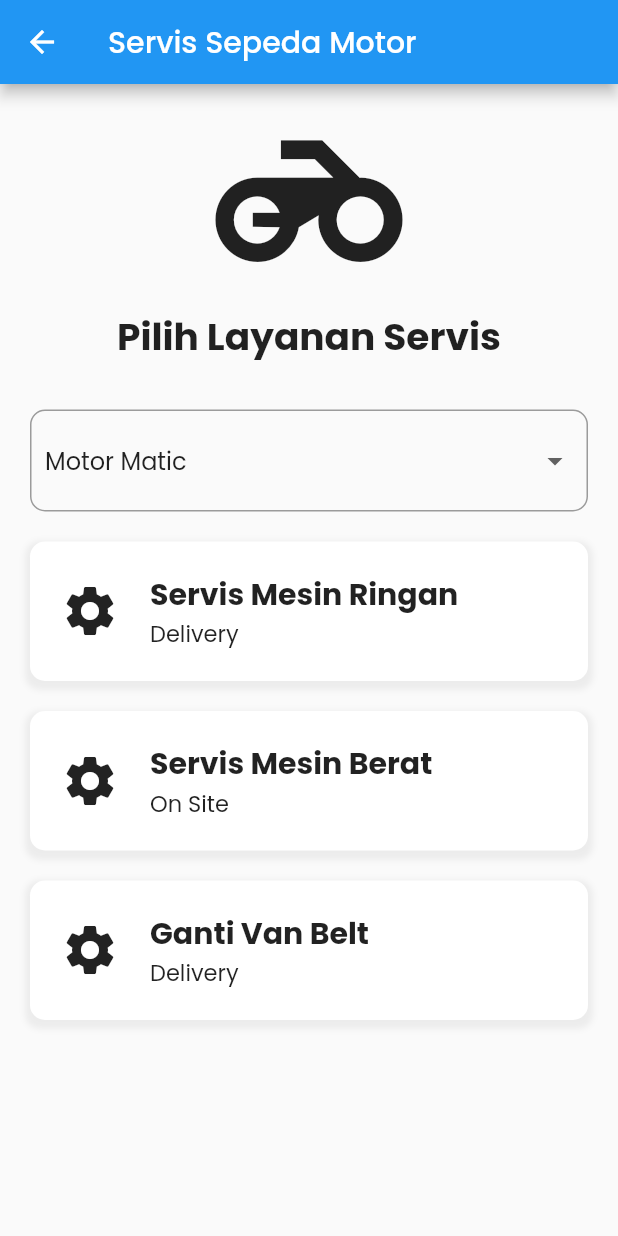
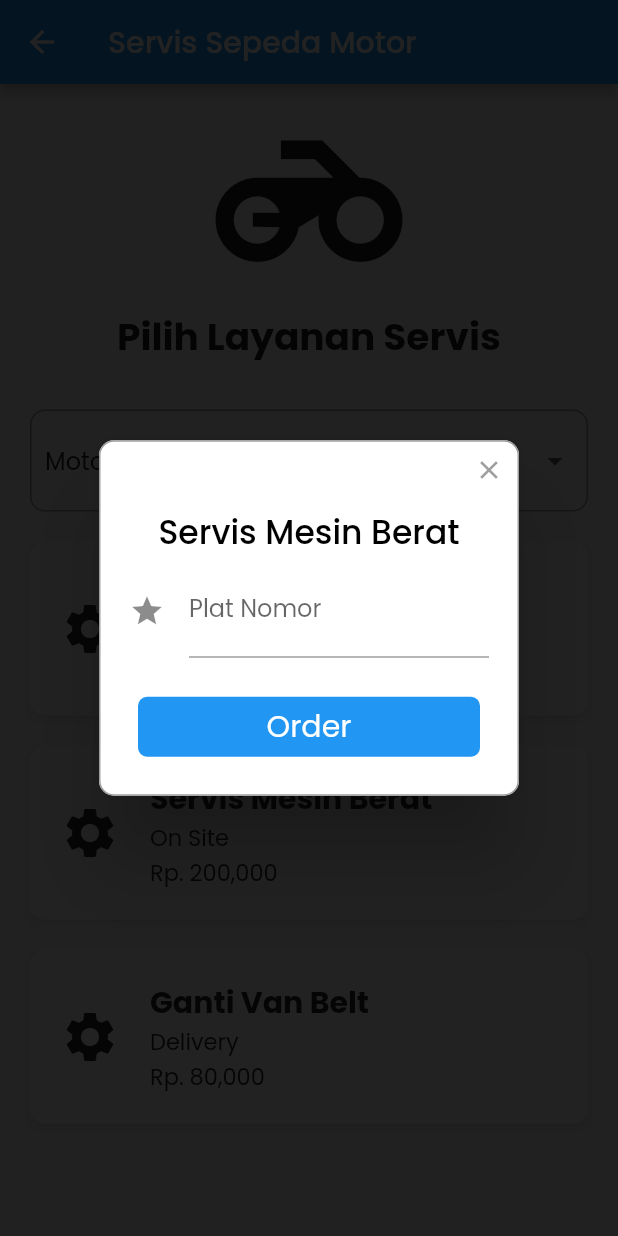
Before and after one commit to davidmahbubi/bengkol-app, a Flutter app: the MotorcycleService screen opened directly, after a tap on "Servis Mesin Berat", on a phone screen of 412 x 824 dp. Run offline on Flutter 3.47's test engine with Material 2 defaults, Android fonts, the phone set to English and light mode, and no system bars; drawn by our look-alikes of rflutter_alert; our stand-ins replace flutter_svg, font_awesome_flutter, get_it, get_storage; accounts and stored records are empty.

Commit message:
Added form inside of service

```diff
--- a/lib/src/pages/services/motorcycle_service.dart
+++ b/lib/src/pages/services/motorcycle_service.dart
@@ -1,5 +1,6 @@
 import 'package:flutter/material.dart';
 import 'package:font_awesome_flutter/font_awesome_flutter.dart';
+import 'package:rflutter_alert/rflutter_alert.dart';
 
 class MotorcycleService extends StatefulWidget {
   @override
@@ -75,7 +76,30 @@ class MotorcycleServiceState extends State<MotorcycleService> {
                           margin: EdgeInsets.only(top: 20),
                           child: InkWell(
                               onTap: () {
-                                print('Hello world');
+                                Alert(
+                                    context: context,
+                                    title: "Servis Mesin Ringan",
+                                    content: Column(
+                                      children: <Widget>[
+                                        TextField(
+                                          decoration: InputDecoration(
+                                            icon: Icon(Icons.star),
+                                            labelText: 'Plat Nomor',
+                                          ),
+                                        ),
+                                      ],
+                                    ),
+                                    buttons: [
+                                      DialogButton(
+                                        onPressed: () => Navigator.pop(context),
+                                        child: Text(
+                                          "Order",
+                                          style: TextStyle(
+                                              color: Colors.white,
+                                              fontSize: 20),
+                                        ),
+                                      )
+                                    ]).show();
                               },
                               child: Row(
                                 children: [
@@ -108,6 +132,15 @@ class MotorcycleServiceState extends State<MotorcycleService> {
                                                       TextStyle(fontSize: 15)),
                                             ),
                                           ),
+                                          Container(
+                                            child: Align(
+                                              alignment: Alignment.centerLeft,
+                                              child: Text(
+                                                'Rp. 50,000',
+                                                style: TextStyle(fontSize: 15),
+                                              ),
+                                            ),
+                                          )
                                         ],
                                       ))
                                 ],
@@ -127,7 +160,30 @@ class MotorcycleServiceState extends State<MotorcycleService> {
                           margin: EdgeInsets.only(top: 20),
                           child: InkWell(
                               onTap: () {
-                                print('Hello world');
+                                Alert(
+                                    context: context,
+                                    title: "Servis Mesin Berat",
+                                    content: Column(
+                                      children: <Widget>[
+                                        TextField(
+                                          decoration: InputDecoration(
+                                            icon: Icon(Icons.star),
+                                            labelText: 'Plat Nomor',
+                                          ),
+                                        ),
+                                      ],
+                                    ),
+                                    buttons: [
+                                      DialogButton(
+                                        onPressed: () => Navigator.pop(context),
+                                        child: Text(
+                                          "Order",
+                                          style: TextStyle(
+                                              color: Colors.white,
+                                              fontSize: 20),
+                                        ),
+                                      )
+                                    ]).show();
                               },
                               child: Row(
                                 children: [
@@ -155,9 +211,19 @@ class MotorcycleServiceState extends State<MotorcycleService> {
                                           Container(
                                             child: Align(
                                               alignment: Alignment.centerLeft,
-                                              child: Text('On Site',
-                                                  style:
-                                                      TextStyle(fontSize: 15)),
+                                              child: Text(
+                                                'On Site',
+                                                style: TextStyle(fontSize: 15),
+                                              ),
+                                            ),
+                                          ),
+                                          Container(
+                                            child: Align(
+                                              alignment: Alignment.centerLeft,
+                                              child: Text(
+                                                'Rp. 200,000',
+                                                style: TextStyle(fontSize: 15),
+                                              ),
                                             ),
                                           ),
                                         ],
@@ -179,7 +245,30 @@ class MotorcycleServiceState extends State<MotorcycleService> {
                           margin: EdgeInsets.only(top: 20),
                           child: InkWell(
                               onTap: () {
-                                print('Hello world');
+                                Alert(
+                                    context: context,
+                                    title: "Gnati Van Belt",
+                                    content: Column(
+                                      children: <Widget>[
+                                        TextField(
+                                          decoration: InputDecoration(
+                                            icon: Icon(Icons.star),
+                                            labelText: 'Plat Nomor',
+                                          ),
+                                        ),
+                                      ],
+                                    ),
+                                    buttons: [
+                                      DialogButton(
+                                        onPressed: () => Navigator.pop(context),
+                                        child: Text(
+                                          "Order",
+                                          style: TextStyle(
+                                              color: Colors.white,
+                                              fontSize: 20),
+                                        ),
+                                      )
+                                    ]).show();
                               },
                               child: Row(
                                 children: [
@@ -212,6 +301,14 @@ class MotorcycleServiceState extends State<MotorcycleService> {
                                                       TextStyle(fontSize: 15)),
                                             ),
                                           ),
+                                          Container(
+                                            child: Align(
+                                              alignment: Alignment.centerLeft,
+                                              child: Text('Rp. 80,000',
+                                                  style:
+                                                      TextStyle(fontSize: 15)),
+                                            ),
+                                          ),
                                         ],
                                       ))
                                 ],
```
Also changed, not shown: lib/src/pages/order_list.dart (+5 -4 lines), lib/src/pages/service.dart (+16 -22 lines).
